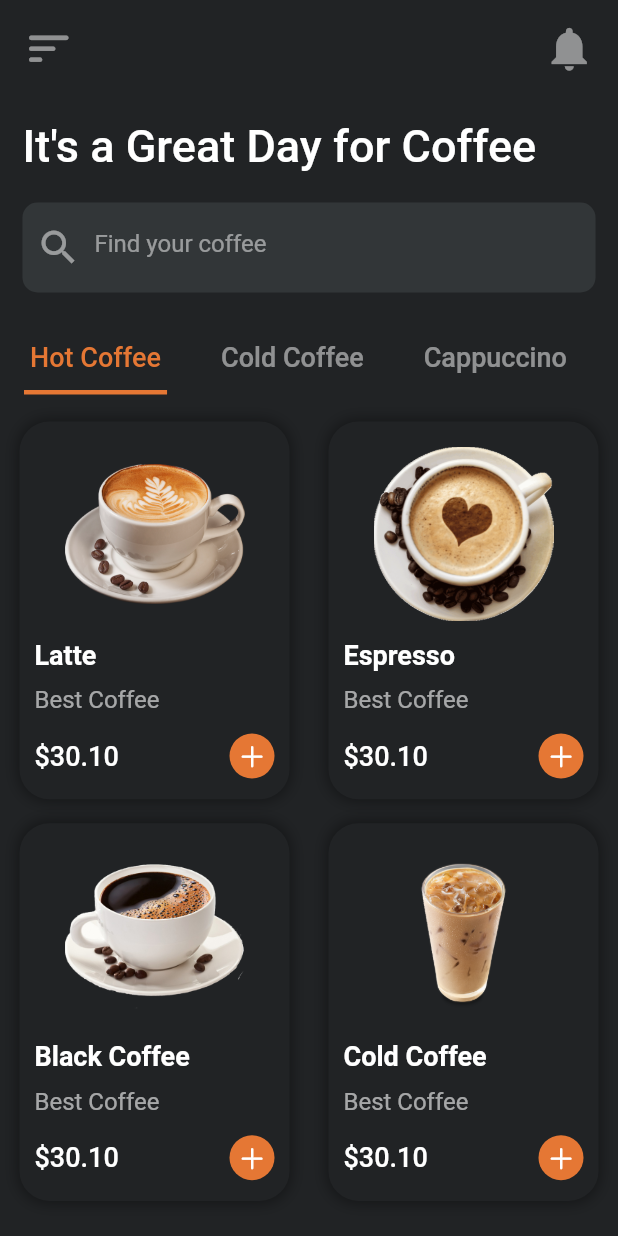
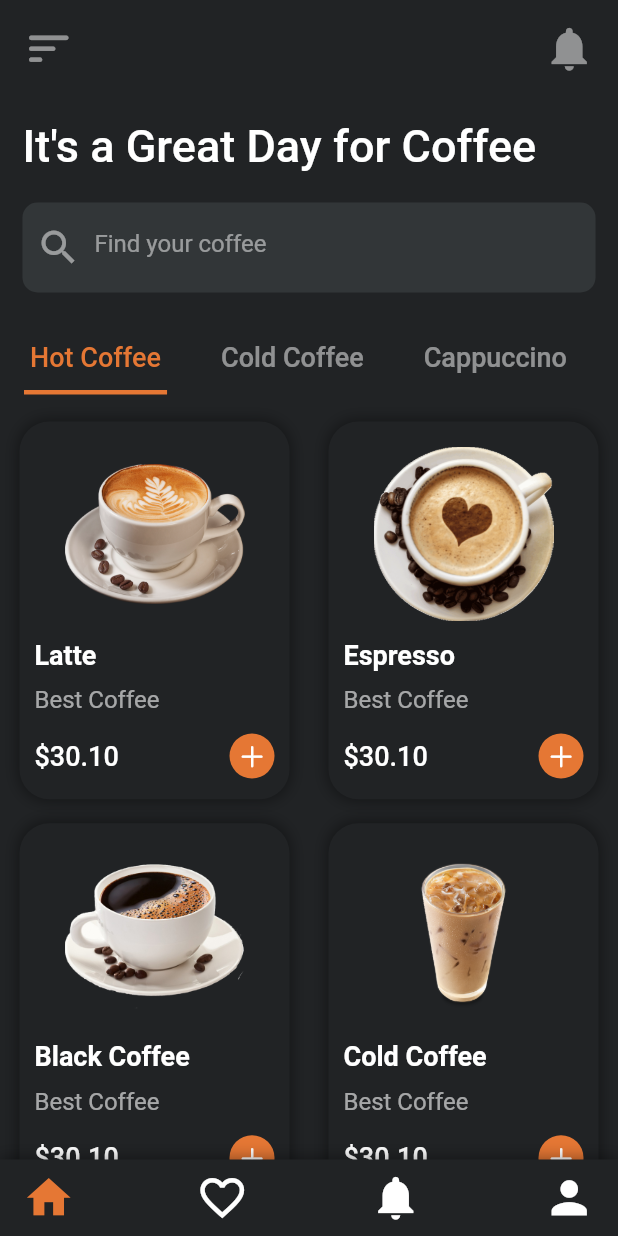
Before and after one commit to loxt/coffe-shop-app, a Flutter app: the HomePage screen opened directly, on a phone screen of 412 x 824 dp. Run offline on Flutter 3.47's test engine with Material 2 defaults, Android fonts, the phone set to English and light mode, and no system bars; our stand-ins replace google_fonts.

Commit message:
feat: add item page

```diff
--- a/lib/pages/home.dart
+++ b/lib/pages/home.dart
@@ -1,3 +1,4 @@
+import 'package:coffe_shop_app/widgets/home_bottom_bar.dart';
 import 'package:coffe_shop_app/widgets/item.dart';
 import 'package:flutter/material.dart';
 
@@ -107,17 +108,17 @@ class _HomePageState extends State<HomePage>
                     insets: EdgeInsets.symmetric(horizontal: 16)),
                 isScrollable: true,
                 controller: _tabController,
-                tabs: [
-                  const Tab(
+                tabs: const [
+                  Tab(
                     text: "Hot Coffee",
                   ),
-                  const Tab(
+                  Tab(
                     text: "Cold Coffee",
                   ),
-                  const Tab(
+                  Tab(
                     text: "Cappuccino",
                   ),
-                  const Tab(
+                  Tab(
                     text: "Americano",
                   ),
                 ],
@@ -137,6 +138,7 @@ class _HomePageState extends State<HomePage>
           ),
         ),
       ),
+      bottomNavigationBar: HomeBottomBar(),
     );
   }
 }
--- /dev/null
+++ b/lib/widgets/home_bottom_bar.dart
@@ -0,0 +1,43 @@
+import 'package:flutter/material.dart';
+
+class HomeBottomBar extends StatelessWidget {
+  @override
+  Widget build(BuildContext context) {
+    return Container(
+      padding: const EdgeInsets.symmetric(horizontal: 15, vertical: 8),
+      decoration: BoxDecoration(color: const Color(0xFF212325), boxShadow: [
+        BoxShadow(
+            color: Colors.black.withOpacity(0.4),
+            spreadRadius: 1,
+            blurRadius: 8)
+      ]),
+      child: const SafeArea(
+        child: Row(
+          mainAxisAlignment: MainAxisAlignment.spaceBetween,
+          children: [
+            Icon(
+              Icons.home,
+              color: Color(0xFFE57734),
+              size: 35,
+            ),
+            Icon(
+              Icons.favorite_outline,
+              color: Colors.white,
+              size: 35,
+            ),
+            Icon(
+              Icons.notifications,
+              color: Colors.white,
+              size: 35,
+            ),
+            Icon(
+              Icons.person,
+              color: Colors.white,
+              size: 35,
+            ),
+          ],
+        ),
+      ),
+    );
+  }
+}
--- a/lib/widgets/item.dart
+++ b/lib/widgets/item.dart
@@ -1,3 +1,4 @@
+import 'package:coffe_shop_app/pages/single_item.dart';
 import 'package:flutter/cupertino.dart';
 import 'package:flutter/material.dart';
 
@@ -33,7 +34,12 @@ class ItemWidget extends StatelessWidget {
             child: Column(
               children: [
                 InkWell(
-                  onTap: () {},
+                  onTap: () {
+                    Navigator.push(
+                        context,
+                        MaterialPageRoute(
+                            builder: (context) => SingleItemPage(images[i])));
+                  },
                   child: Container(
                     margin: const EdgeInsets.all(10),
                     child: Image.asset(
@@ -58,24 +64,23 @@ class ItemWidget extends StatelessWidget {
                               fontWeight: FontWeight.bold,
                               color: Colors.white),
                         ),
-                        SizedBox(
+                        const SizedBox(
                           height: 10,
                         ),
                         const Text(
                           "Best Coffee",
-                          style: const TextStyle(
-                              fontSize: 16, color: Colors.white60),
+                          style: TextStyle(fontSize: 16, color: Colors.white60),
                         ),
                       ],
                     ),
                   ),
                 ),
                 Padding(
-                  padding: EdgeInsets.symmetric(vertical: 5),
+                  padding: const EdgeInsets.symmetric(vertical: 5),
                   child: Row(
                     mainAxisAlignment: MainAxisAlignment.spaceBetween,
                     children: [
-                      Text(
+                      const Text(
                         "\$30.10",
                         style: TextStyle(
                             fontSize: 18,
@@ -83,7 +88,7 @@ class ItemWidget extends StatelessWidget {
                             color: Colors.white),
                       ),
                       Container(
-                        padding: EdgeInsets.all(5),
+                        padding: const EdgeInsets.all(5),
                         decoration: BoxDecoration(
                             color: const Color(0xFFE57734),
                             borderRadius: BorderRadius.circular(20)),
```
Also changed, not shown: lib/pages/single_item.dart (added, +181 -0 lines).
